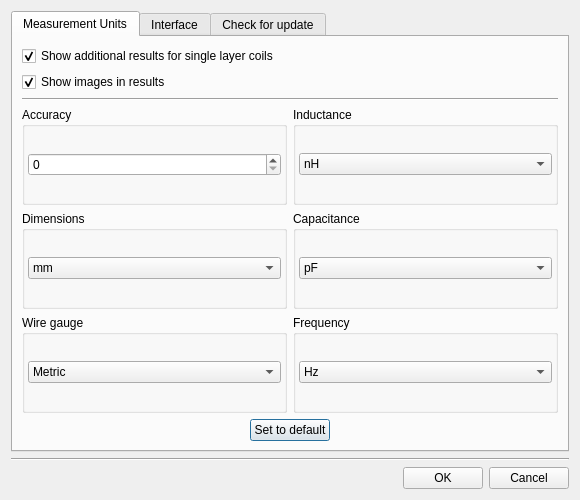
Old version of the form options.ui in the repository radioacoustick/Coil64.
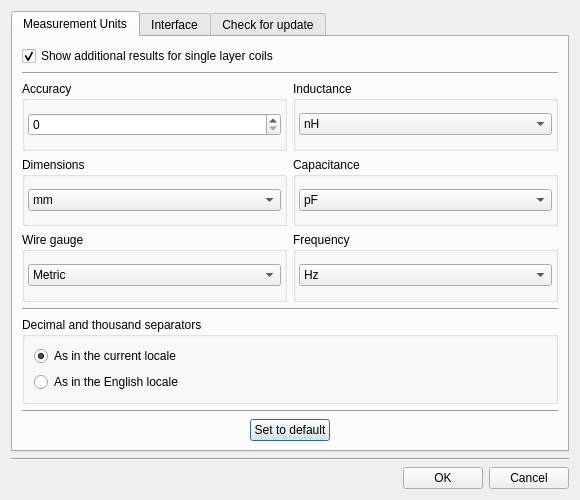
New version of the form. The open tabs and pages were chosen to show the change. Icons and pictures are not drawn.

Patch:
```diff
--- a/options.ui
+++ b/options.ui
@@ -56,16 +56,6 @@
          </property>
         </widget>
        </item>
-       <item>
-        <widget class="QCheckBox" name="checkBox">
-         <property name="text">
-          <string>Show images in results</string>
-         </property>
-         <property name="checked">
-          <bool>true</bool>
-         </property>
-        </widget>
-       </item>
        <item>
         <widget class="Line" name="line">
          <property name="orientation">
@@ -320,6 +310,52 @@
          </item>
         </layout>
        </item>
+       <item>
+        <widget class="Line" name="line_8">
+         <property name="orientation">
+          <enum>Qt::Horizontal</enum>
+         </property>
+        </widget>
+       </item>
+       <item>
+        <widget class="QGroupBox" name="groupBox_11">
+         <property name="sizePolicy">
+          <sizepolicy hsizetype="Preferred" vsizetype="Fixed">
+           <horstretch>0</horstretch>
+           <verstretch>0</verstretch>
+          </sizepolicy>
+         </property>
+         <property name="title">
+          <string>Decimal and thousand separators</string>
+         </property>
+         <layout class="QVBoxLayout" name="verticalLayout_13">
+          <item>
+           <widget class="QRadioButton" name="radioButton_loc1">
+            <property name="text">
+             <string>As in the current locale</string>
+            </property>
+            <property name="checked">
+             <bool>true</bool>
+            </property>
+           </widget>
+          </item>
+          <item>
+           <widget class="QRadioButton" name="radioButton_loc2">
+            <property name="text">
+             <string>As in the English locale</string>
+            </property>
+           </widget>
+          </item>
+         </layout>
+        </widget>
+       </item>
+       <item>
+        <widget class="Line" name="line_7">
+         <property name="orientation">
+          <enum>Qt::Horizontal</enum>
+         </property>
+        </widget>
+       </item>
        <item>
         <layout class="QHBoxLayout" name="horizontalLayout_4">
          <item>
@@ -371,6 +407,50 @@
        <string>Interface</string>
       </attribute>
       <layout class="QVBoxLayout" name="verticalLayout_4">
+       <item>
+        <widget class="QCheckBox" name="checkBox">
+         <property name="text">
+          <string>Show images in results</string>
+         </property>
+         <property name="checked">
+          <bool>true</bool>
+         </property>
+        </widget>
+       </item>
+       <item>
+        <widget class="Line" name="line_6">
+         <property name="orientation">
+          <enum>Qt::Horizontal</enum>
+         </property>
+        </widget>
+       </item>
+       <item>
+        <widget class="QCheckBox" name="checkBox_4">
+         <property name="text">
+          <string>Show confirm dialog before exit</string>
+         </property>
+         <property name="checked">
+          <bool>true</bool>
+         </property>
+        </widget>
+       </item>
+       <item>
+        <widget class="QCheckBox" name="checkBox_5">
+         <property name="text">
+          <string>Show confirm dialog to clear results</string>
+         </property>
+         <property name="checked">
+          <bool>true</bool>
+         </property>
+        </widget>
+       </item>
+       <item>
+        <widget class="Line" name="line_9">
+         <property name="orientation">
+          <enum>Qt::Horizontal</enum>
+         </property>
+        </widget>
+       </item>
        <item>
         <widget class="QGroupBox" name="groupBox_7">
          <property name="title">
```
Left out of the diff: 14 changed lines with no effect on the pictures.
